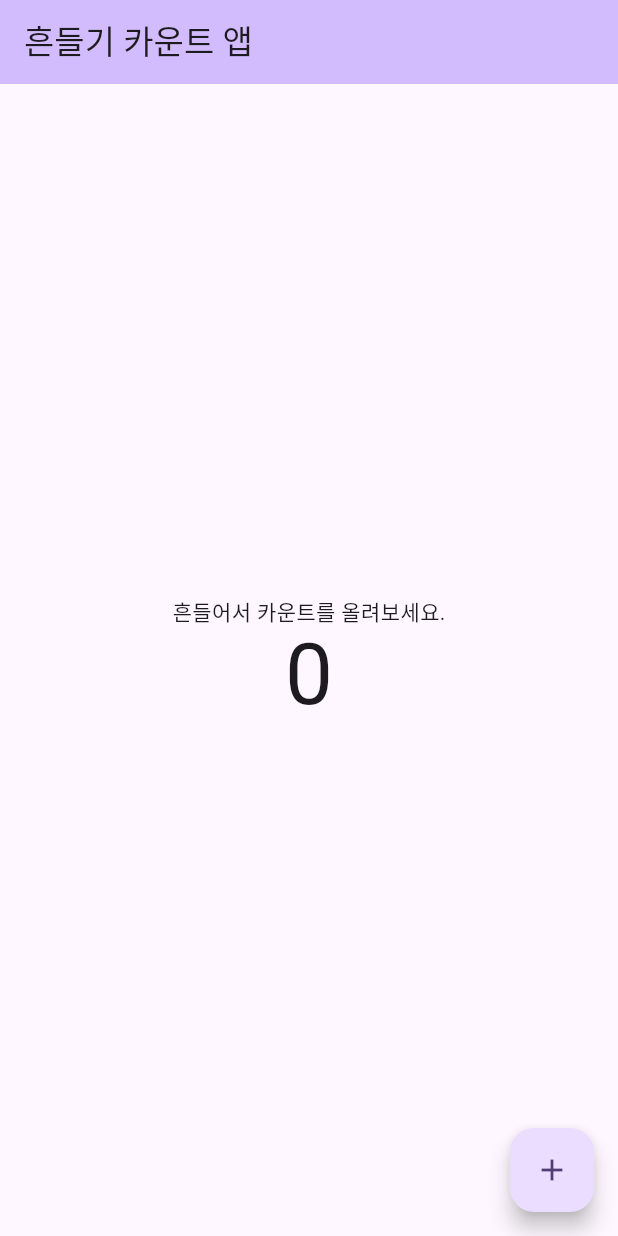
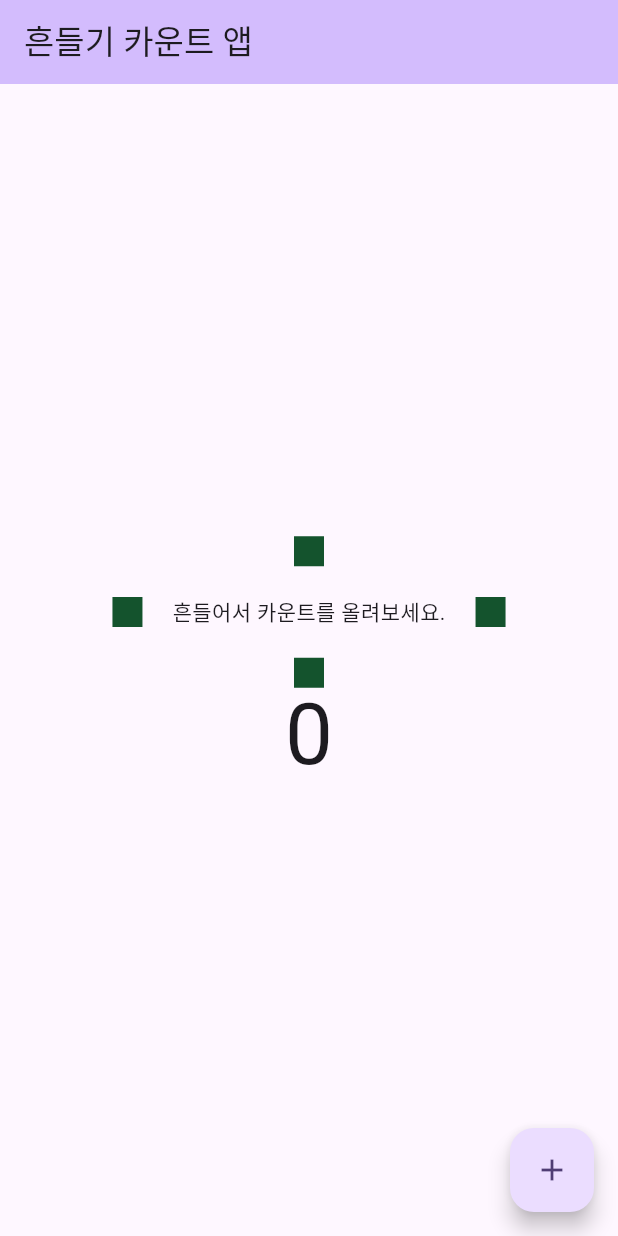
Before and after one commit to Seoyoung-Mun/MOON-DDO, a Flutter app: the screen it shows after launch, on a phone screen of 412 x 824 dp. Run offline on Flutter 3.47's test engine with Material 3 defaults, Android fonts, the phone set to English and light mode, and no system bars; our stand-ins replace velocity_x; missing offline and left inert: shake.

Commit message:
set: velocity_x

```diff
--- a/shake_count_app/lib/my_home_page.dart
+++ b/shake_count_app/lib/my_home_page.dart
@@ -1,21 +1,11 @@
 // option + enter : 필요한 패키지 import 단축키
-import 'dart:ui';
 
 import 'package:flutter/material.dart';
-import 'package:flutter/src/services/predictive_back_event.dart';
 import 'package:shake/shake.dart';
+import 'package:velocity_x/velocity_x.dart';
 
 class MyHomePage extends StatefulWidget {
   const MyHomePage({super.key, required this.title});
-
-  // This widget is the home page of your application. It is stateful, meaning
-  // that it has a State object (defined below) that contains fields that affect
-  // how it looks.
-
-  // This class is the configuration for the state. It holds the values (in this
-  // case the title) provided by the parent (in this case the App widget) and
-  // used by the build method of the State. Fields in a Widget subclass are
-  // always marked "final".
 
   final String title;
 
@@ -65,8 +55,21 @@ class _MyHomePageState extends State<MyHomePage> with WidgetsBindingObserver {
         child: Column(
           mainAxisAlignment: MainAxisAlignment.center,
           children: <Widget>[
-            const Text(
-              '흔들어서 카운트를 올려보세요.',
+            Row(
+              mainAxisAlignment: MainAxisAlignment.center,
+              children: [
+                redBox(),
+                Column(
+                  children: [
+                    redBox(),
+                    const Text(
+                      '흔들어서 카운트를 올려보세요.',
+                    ).p(20),
+                    redBox(),
+                  ],
+                ),
+                redBox(),
+              ],
             ),
             Text(
               '$_counter',
@@ -79,13 +82,16 @@ class _MyHomePageState extends State<MyHomePage> with WidgetsBindingObserver {
         onPressed: _incrementCounter,
         tooltip: 'Increment',
         child: const Icon(Icons.add),
-      ), // This trailing comma makes auto-formatting nicer for build methods.
+      ),
     );
   }
 
+  //option + command + m : 메서드 추출 단축키를 사용하여 같은 위젯 추출
+  Widget redBox() => Container().box.green900.size(20, 20).make();
+
   @override
   void didChangeAppLifecycleState(AppLifecycleState state) {
-    switch (state){
+    switch (state) {
       case AppLifecycleState.detached: // 앱이 종료되지 않았지만, 이벤트를 받지 않는 상태.
         break;
       case AppLifecycleState.resumed: // 앱이 사용자와 상호작용을 할 수 있는 상태.
@@ -98,7 +104,6 @@ class _MyHomePageState extends State<MyHomePage> with WidgetsBindingObserver {
       case AppLifecycleState.paused: // 앱이 사용자와 상호작용을 하지 않는 상태.
         detector.stopListening();
         break;
-        break;
     }
   }
 }
--- a/shake_count_app/pubspec.yaml
+++ b/shake_count_app/pubspec.yaml
@@ -36,6 +36,7 @@ dependencies:
   # Use with the CupertinoIcons class for iOS style icons.
   cupertino_icons: ^1.0.8
   shake: ^2.2.0
+  velocity_x: ^4.2.1
 
 dev_dependencies:
   flutter_test:
```
Also changed, not shown: shake_count_app/pubspec.lock, 1 other file.
